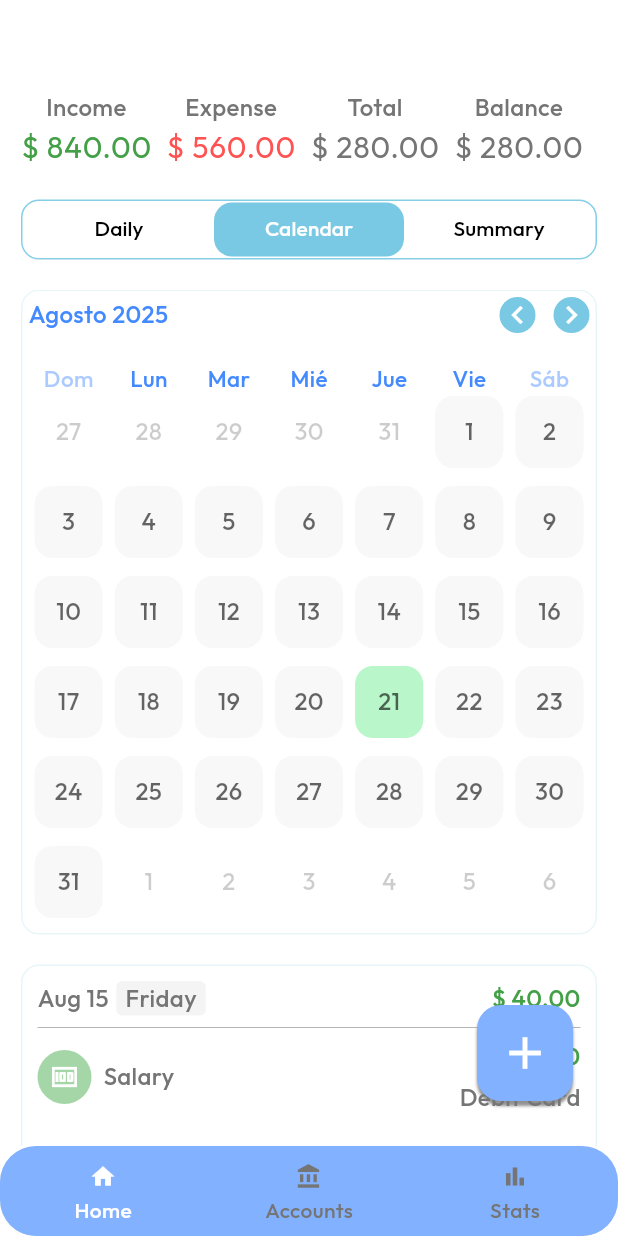
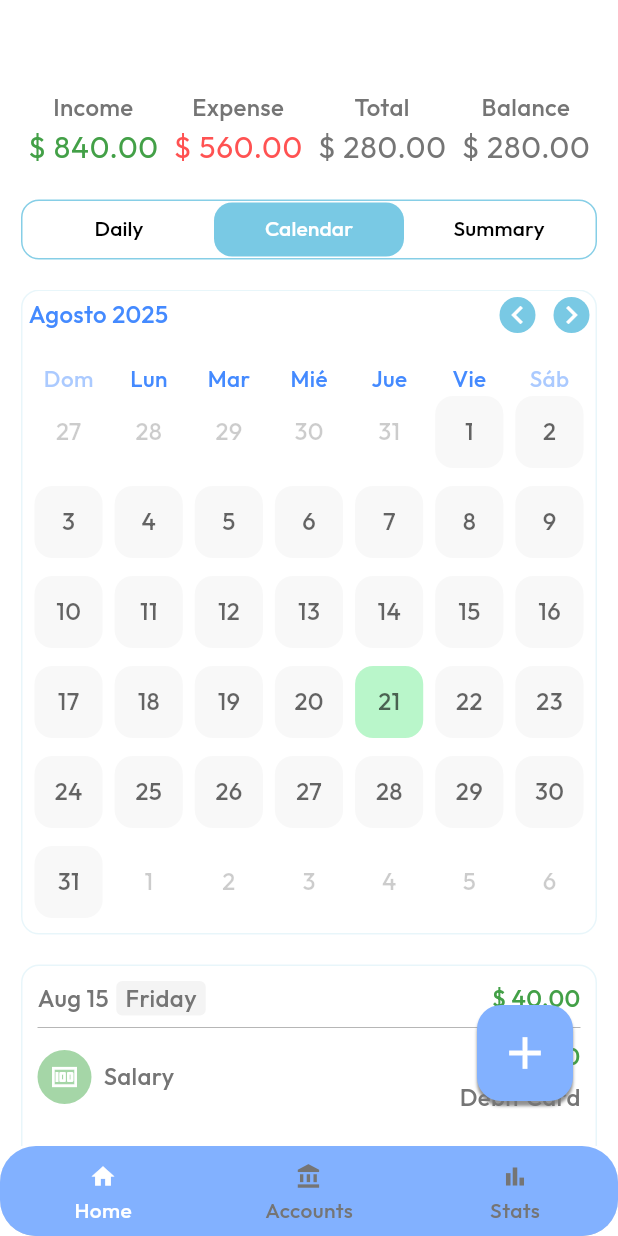
Before and after one commit to DrkDsk/FlutterMoneyManager, a Flutter app: the HomeScreen screen opened directly, on a phone screen of 412 x 824 dp. Run offline on Flutter 3.47's test engine with Material 3 defaults, Android fonts, the light colour scheme and no system bars; drawn by our look-alikes of table_calendar; our stand-ins replace bloc, equatable, fl_chart, flutter_bloc, flutter_svg, get_it and 1 more.

Commit message:
feat: center

```diff
--- a/lib/src/features/home/ui/pages/daily_home_page.dart
+++ b/lib/src/features/home/ui/pages/daily_home_page.dart
@@ -35,7 +35,6 @@ class _HomePageState extends State<HomePage> with TickerProviderStateMixin {
         Padding(
           padding: const EdgeInsets.symmetric(horizontal: 14),
           child: Column(
-            crossAxisAlignment: CrossAxisAlignment.start,
             children: [
               const SizedBox(height: 60),
               const SingleChildScrollView(
```
